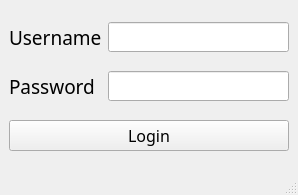
Above: cleansky_LMSM/ui_to_py_by_qtdesigner/Login.ui from HouzeZHANG/CSLMSM before the change. Below: the same form after it.
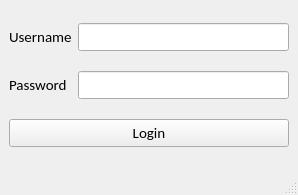
That is the form after the change.

What changed in the file:
```diff
--- a/cleansky_LMSM/ui_to_py_by_qtdesigner/Login.ui
+++ b/cleansky_LMSM/ui_to_py_by_qtdesigner/Login.ui
@@ -19,8 +19,8 @@
      <widget class="QLabel" name="label_2">
       <property name="font">
        <font>
-        <family>Segoe UI Semilight</family>
-        <pointsize>14</pointsize>
+        <family>Calibri</family>
+        <pointsize>11</pointsize>
        </font>
       </property>
       <property name="text">
@@ -33,17 +33,23 @@
       <property name="minimumSize">
        <size>
         <width>0</width>
-        <height>30</height>
+        <height>0</height>
        </size>
       </property>
+      <property name="font">
+       <font>
+        <family>Calibri</family>
+        <pointsize>11</pointsize>
+       </font>
+      </property>
      </widget>
     </item>
     <item row="1" column="0">
      <widget class="QLabel" name="label">
       <property name="font">
        <font>
-        <family>Segoe UI Semilight</family>
-        <pointsize>14</pointsize>
+        <family>Calibri</family>
+        <pointsize>11</pointsize>
        </font>
       </property>
       <property name="text">
@@ -56,17 +62,23 @@
       <property name="minimumSize">
        <size>
         <width>0</width>
-        <height>30</height>
+        <height>0</height>
        </size>
       </property>
+      <property name="font">
+       <font>
+        <family>Calibri</family>
+        <pointsize>11</pointsize>
+       </font>
+      </property>
      </widget>
     </item>
     <item row="2" column="0" colspan="2">
      <widget class="QPushButton" name="pushButton">
       <property name="font">
        <font>
-        <family>Segoe UI Semilight</family>
-        <pointsize>12</pointsize>
+        <family>Calibri</family>
+        <pointsize>11</pointsize>
        </font>
       </property>
       <property name="text">
```
Left out of the diff: 10 changed lines with no effect on the pictures.
